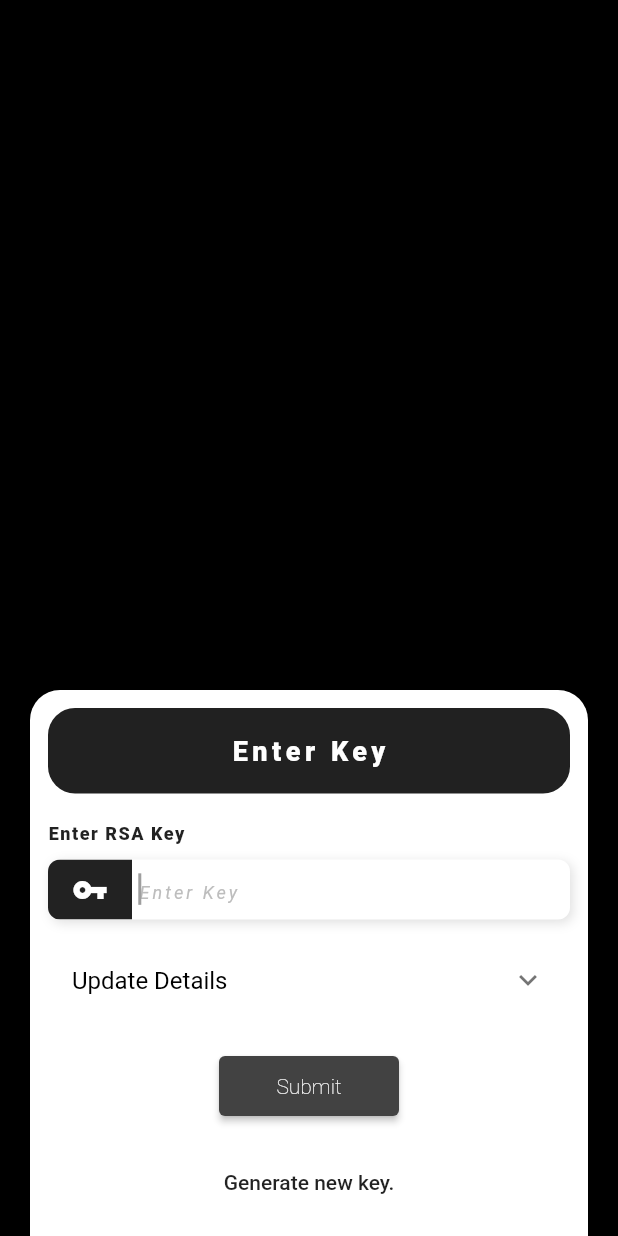
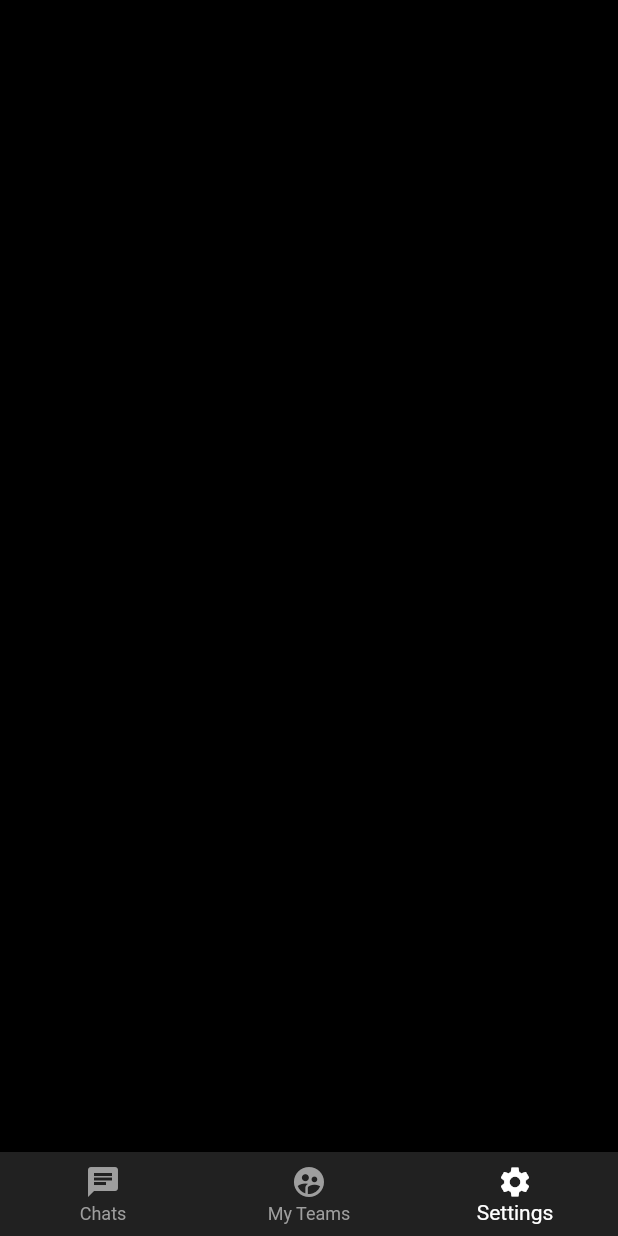
Before and after one commit to space-w-alker/connect, a Flutter app: the screen it shows after launch, on a phone screen of 412 x 824 dp. Run offline on Flutter 3.47's test engine with Material 2 defaults, Android fonts, the phone set to English and light mode, and no system bars; our stand-ins replace flutter_spinkit, shared_preferences; missing offline and left inert: asn1lib, dart:ffi, pointycastle.

Commit message:
added home page

```diff
--- /dev/null
+++ b/lib/constants/page_names.dart
@@ -0,0 +1,4 @@
+const LANDING = "/";
+const AUTH_PAGE = "/auth";
+const HOME = "/home";
+const NOT_FOUND_PAGE = "/not_found";
--- a/lib/encryption/rsa_pem.dart
+++ b/lib/encryption/rsa_pem.dart
@@ -1,7 +1,6 @@
 import 'dart:convert';
 import 'dart:math';
 import 'dart:typed_data';
-//import 'package:pointycastle/asn1.dart';
 import "package:pointycastle/export.dart";
 import "package:asn1lib/asn1lib.dart";
 
--- a/lib/main.dart
+++ b/lib/main.dart
@@ -2,6 +2,7 @@ import 'package:flutter/material.dart';
 import 'package:flutter_app/routing/app_router.dart';
 import 'package:flutter_app/views/signup/signup_page.dart';
 import 'package:flutter_app/ui_elements/loading_view.dart';
+import 'constants/page_names.dart';
 void main() {
   runApp(MyApp());
 }
@@ -17,7 +18,7 @@ class MyApp extends StatelessWidget {
         visualDensity: VisualDensity.adaptivePlatformDensity
       ),
       onGenerateRoute: AppRouter.routeAll,
-      initialRoute: "/",
+      initialRoute: HOME,
     );
   }
 }
--- a/lib/routing/app_router.dart
+++ b/lib/routing/app_router.dart
@@ -1,19 +1,27 @@
+import 'package:flutter_app/screens/home/home_page.dart';
 import 'package:flutter_app/screens/not_found_screen/not_found_screen.dart';
 import 'package:flutter_app/screens/authentication/auth_screen.dart';
 import 'package:flutter_app/screens/landing/landing_screen.dart';
 import 'package:flutter/material.dart';
+import 'package:flutter_app/constants/page_names.dart';
 
 class AppRouter {
   static Route<dynamic> routeAll(RouteSettings settings) {
-    if (settings.name == "/") {
+    if (settings.name == LANDING) {
+      return MaterialPageRoute(builder: (context) {
+        return LandingScreen();
+      });
+    } else if (settings.name == AUTH_PAGE) {
       return MaterialPageRoute(builder: (context) {
         return AuthScreen();
       });
-    } else if (settings.name == "/auth") {
-      return MaterialPageRoute(builder: (context) {
-        return AuthScreen();
+    }
+    else if (settings.name == HOME){
+      return MaterialPageRoute(builder: (context){
+        return HomePage();
       });
-    } else {
+    }
+    else {
       return MaterialPageRoute(builder: (context) {
         return NotFoundScreen();
       });
--- /dev/null
+++ b/lib/screens/home/home_page.dart
@@ -0,0 +1,33 @@
+import 'package:flutter/material.dart';
+
+class HomePage extends StatefulWidget {
+  @override
+  _HomePageState createState() => _HomePageState();
+}
+
+class _HomePageState extends State<HomePage> {
+  int bottomBarIndex = 2;
+  @override
+  Widget build(BuildContext context) {
+
+    return Scaffold(
+      backgroundColor: Colors.black,
+      bottomNavigationBar: BottomNavigationBar(
+        items: [
+          BottomNavigationBarItem(icon: Icon(Icons.chat), label: "Chats"),
+          BottomNavigationBarItem(icon: Icon(Icons.supervised_user_circle), label: "My Teams"),
+          BottomNavigationBarItem(icon: Icon(Icons.settings), label: "Settings"),
+        ],
+        onTap: (index){
+          setState(() {
+            bottomBarIndex = index;
+          });
+        },
+        currentIndex: bottomBarIndex,
+        backgroundColor: Colors.grey[900],
+        selectedItemColor: Colors.white,
+        unselectedItemColor: Colors.grey,
+      ),
+    );
+  }
+}
--- a/lib/screens/landing/landing_screen.dart
+++ b/lib/screens/landing/landing_screen.dart
@@ -1,4 +1,5 @@
 import 'package:flutter/material.dart';
+import 'package:flutter_app/constants/page_names.dart';
 
 class LandingScreen extends StatefulWidget {
   @override
@@ -41,7 +42,9 @@ class _LandingScreenState extends State<LandingScreen> {
                 IconButton(
                   icon: Icon(Icons.double_arrow_outlined),
                   color: Colors.white,
-                  onPressed: () {},
+                  onPressed: () {
+                    Navigator.pushNamed(context, AUTH_PAGE);
+                  },
                   iconSize: 44,
                 ),
               ],
```
Also changed, not shown: lib/ui_elements/app_input.dart (+9 -2 lines), pubspec.lock.
